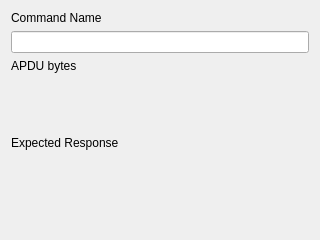
This is res/forms/viewsendbytes.ui in CouleurQ/SmartCardManager as Qt 5 draws it before an edit. The edited form follows.
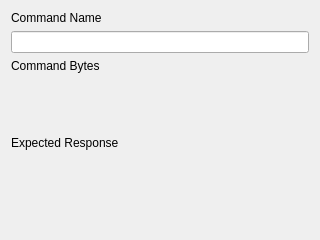
This is the edited form. Custom widgets are drawn as their Qt base class.

```diff
--- a/res/forms/viewsendbytes.ui
+++ b/res/forms/viewsendbytes.ui
@@ -33,7 +33,7 @@
    <item>
     <widget class="QLabel" name="label_3">
      <property name="text">
-      <string>APDU bytes</string>
+      <string>Command Bytes</string>
      </property>
     </widget>
    </item>
```
